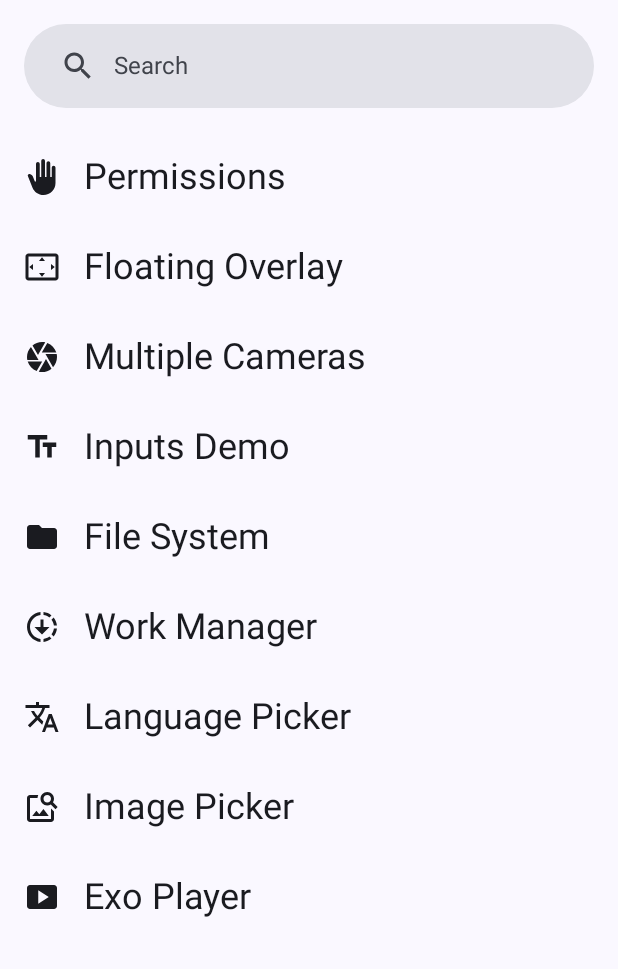
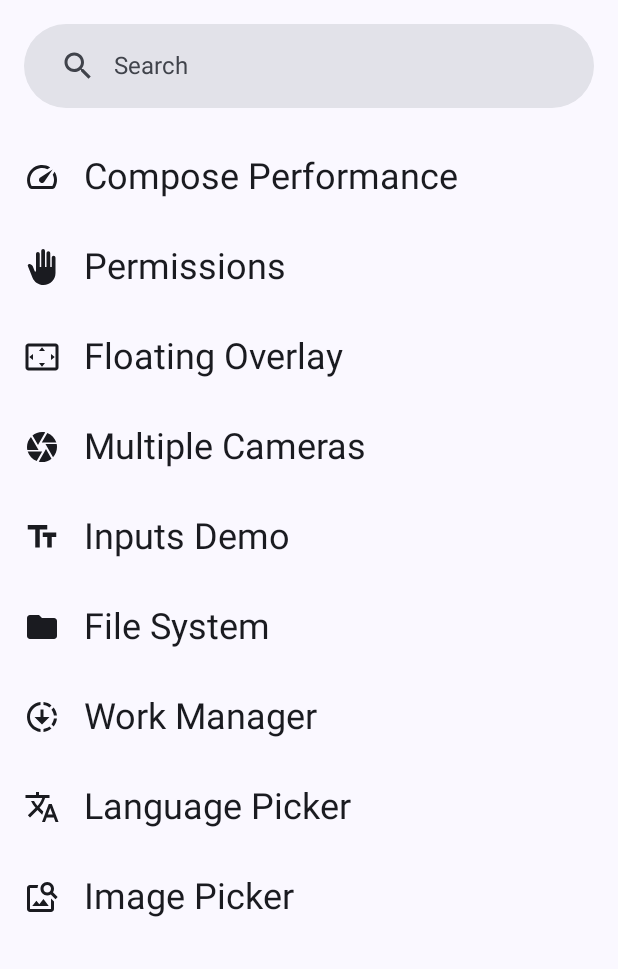
Before and after one commit to serhii-petrenko-dev/playground, an Android app built with Jetpack Compose: the screen it shows after launch (MainActivity), on a phone screen of 412 x 824 dp, the part 267-1236 px from its top. Run offline under Robolectric (Android 15) with nearby library versions, the phone set to English and light mode, and no system bars; our stand-ins replace Dagger/Hilt's generated code; libraries missing offline, so code that uses them is left out: com.google.android.exoplayer2; 2 statements that could not run were skipped.

Commit message:
ComposePerformance research

```diff
--- a/app/src/main/kotlin/io/xps/playground/MainActivity.kt
+++ b/app/src/main/kotlin/io/xps/playground/MainActivity.kt
@@ -5,13 +5,16 @@ import androidx.appcompat.app.AppCompatActivity
 import androidx.compose.ui.graphics.Color
 import androidx.compose.ui.graphics.toArgb
 import androidx.core.view.WindowCompat
+import androidx.lifecycle.Lifecycle
 import androidx.lifecycle.lifecycleScope
+import androidx.lifecycle.repeatOnLifecycle
 import androidx.navigation.NavController
 import androidx.navigation.Navigation
 import androidx.navigation.fragment.NavHostFragment
 import dagger.hilt.android.AndroidEntryPoint
 import io.xps.playground.databinding.ActivityMainBinding
 import io.xps.playground.tools.NavigationDispatcher
+import kotlinx.coroutines.launch
 import javax.inject.Inject
 
 const val TRANSLUCENT_STATUS = 67108864
@@ -48,8 +51,11 @@ class MainActivity : AppCompatActivity() {
         host.navController.graph = navGraph
         navController = host.navController
         navController.addOnDestinationChangedListener(changeListener)
-        lifecycleScope.launchWhenResumed {
-            observeNavigationCommands()
+
+        lifecycleScope.launch {
+            repeatOnLifecycle(Lifecycle.State.STARTED) {
+                observeNavigationCommands()
+            }
         }
     }
 
--- a/app/src/main/kotlin/io/xps/playground/ui/feature/main/HomeViewModel.kt
+++ b/app/src/main/kotlin/io/xps/playground/ui/feature/main/HomeViewModel.kt
@@ -11,6 +11,7 @@ import androidx.compose.material.icons.filled.ImageSearch
 import androidx.compose.material.icons.filled.NotificationsActive
 import androidx.compose.material.icons.filled.SettingsOverscan
 import androidx.compose.material.icons.filled.SmartDisplay
+import androidx.compose.material.icons.filled.Speed
 import androidx.compose.material.icons.filled.TextFields
 import androidx.compose.material.icons.filled.Transform
 import androidx.compose.material.icons.filled.Translate
@@ -47,6 +48,14 @@ class HomeViewModel @Inject constructor(
 
     private fun boostrapNavigation(): List<Destination> {
         val destinations = mutableListOf<Destination>()
+
+        destinations.add(
+            Destination(
+                id = R.id.goComposePerformance,
+                name = R.string.compose_performance,
+                icon = Icons.Default.Speed
+            )
+        )
 
         destinations.add(
             Destination(
--- a/app/src/main/kotlin/io/xps/playground/ui/feature/multiCam/MultipleCameraFragment.kt
+++ b/app/src/main/kotlin/io/xps/playground/ui/feature/multiCam/MultipleCameraFragment.kt
@@ -431,7 +431,7 @@ class MultipleCameraFragment : Fragment(R.layout.fragment_multiple_cam) {
                 }
 
                 val message = "selected aspect ratio " + aspectRatio.height + "x" +
-                        aspectRatio.width + " : " + aspectRatio.height / aspectRatio.width
+                    aspectRatio.width + " : " + aspectRatio.height / aspectRatio.width
                 Log.d(TAG, message)
                 // Find out if we need to swap dimension to get the preview size relative to sensor
                 // coordinate.
@@ -579,7 +579,7 @@ class MultipleCameraFragment : Fragment(R.layout.fragment_multiple_cam) {
                 }
 
                 val message = "selected aspect ratio " + aspectRatio.height + "x" +
-                        aspectRatio.width + " : " + aspectRatio.height / aspectRatio.width
+                    aspectRatio.width + " : " + aspectRatio.height / aspectRatio.width
                 Log.d(TAG, message)
                 // Find out if we need to swap dimension to get the preview size relative to sensor
                 // coordinate.
--- a/app/src/main/kotlin/io/xps/playground/ui/feature/notifications/NotificationsFragment.kt
+++ b/app/src/main/kotlin/io/xps/playground/ui/feature/notifications/NotificationsFragment.kt
@@ -224,7 +224,9 @@ class NotificationsFragment : Fragment(R.layout.fragment_compose) {
         lifecycleScope.launch(Dispatchers.IO) {
             val bitmap = BitmapFactory.decodeResource(resources, R.drawable.android)
             val builder = notificationBase().setStyle(
-                NotificationCompat.BigPictureStyle().bigPicture(bitmap).bigLargeIcon(null as Bitmap?)
+                NotificationCompat.BigPictureStyle().bigPicture(bitmap).bigLargeIcon(
+                    null as Bitmap?
+                )
             ).setLargeIcon(bitmap).setCategory(CATEGORY_PROMO)
             withContext(Dispatchers.Main) {
                 notify(builder.build())
--- a/app/src/main/res/navigation/main_graph.xml
+++ b/app/src/main/res/navigation/main_graph.xml
@@ -105,6 +105,14 @@
             app:popExitAnim="@anim/hide_to_right"
             app:popEnterAnim="@anim/show_from_left" />
 
+        <action
+            android:id="@+id/goComposePerformance"
+            app:destination="@+id/fragmentComposePerformance"
+            app:enterAnim="@anim/show_from_right"
+            app:exitAnim="@anim/hide_to_left"
+            app:popExitAnim="@anim/hide_to_right"
+            app:popEnterAnim="@anim/show_from_left" />
+
     </fragment>
 
     <fragment
@@ -177,4 +185,9 @@
 
     </fragment>
 
+    <fragment
+        android:id="@+id/fragmentComposePerformance"
+        android:name="io.xps.playground.ui.feature.composePerformance.ComposePerformanceFragment"
+        tools:layout="@layout/fragment_compose" />
+
 </navigation>
--- a/app/src/main/res/values/strings.xml
+++ b/app/src/main/res/values/strings.xml
@@ -4,6 +4,7 @@
     <string name="permissions">Permissions</string>
 
     <string name="compose">Compose</string>
+    <string name="compose_performance">Compose Performance</string>
     <string name="view">View</string>
     <string name="floating_overlay">Floating Overlay</string>
     <string name="multiple_cameras">Multiple Cameras</string>
--- a/build.gradle.kts
+++ b/build.gradle.kts
@@ -4,7 +4,7 @@ buildscript {
         gradlePluginPortal()
     }
     dependencies {
-        classpath("com.android.tools.build:gradle:8.2.2")
+        classpath("com.android.tools.build:gradle:8.3.0")
         classpath("org.jetbrains.kotlin:kotlin-gradle-plugin:1.9.22")
         classpath("com.google.dagger:hilt-android-gradle-plugin:2.49")
         classpath("com.google.gms:google-services:4.4.1")
```
Also changed, not shown: app/build.gradle.kts (+21 -8 lines), app/src/main/kotlin/io/xps/playground/ui/feature/composePerformance/ComposePerformanceFragment.kt (added, +204 -0 lines), app/src/main/kotlin/io/xps/playground/ui/feature/composePerformance/ComposePerformanceViewModel.kt (added, +22 -0 lines), app/src/main/kotlin/io/xps/playground/ui/feature/composePerformance/Contact.kt (added, +10 -0 lines), app/src/main/kotlin/io/xps/playground/ui/feature/liquidWidget/LiquidWidgetFragment.kt (+0 -7 lines), gradle/wrapper/gradle-wrapper.properties. Lines whose indentation alone changed are shown as unchanged.
